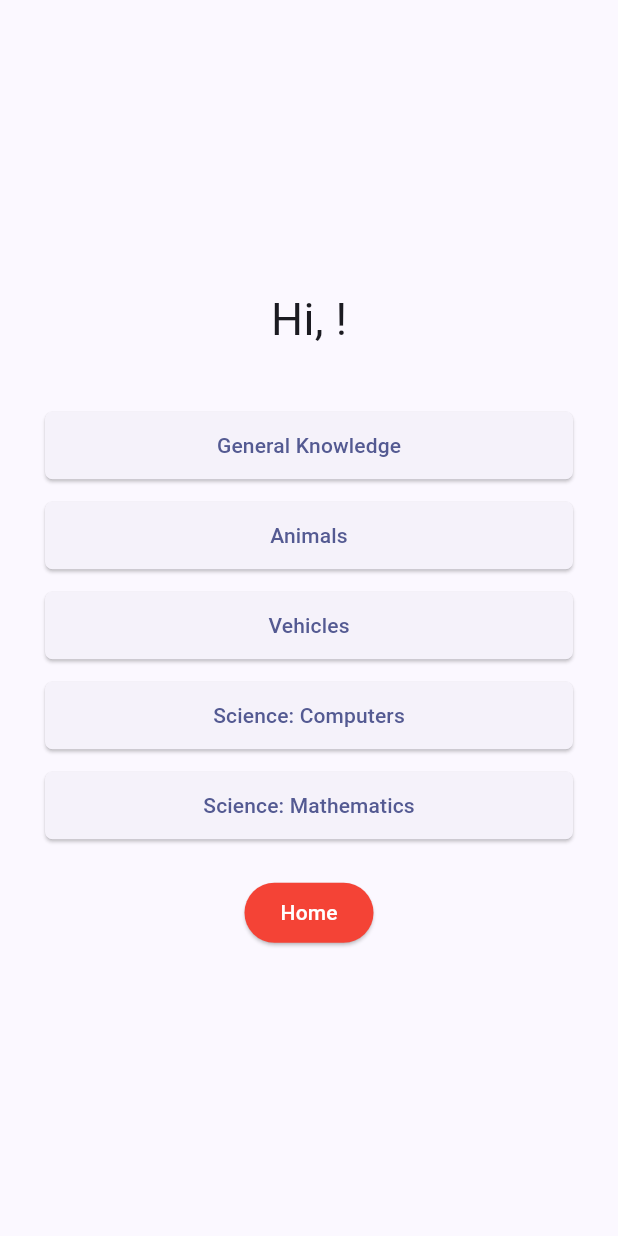
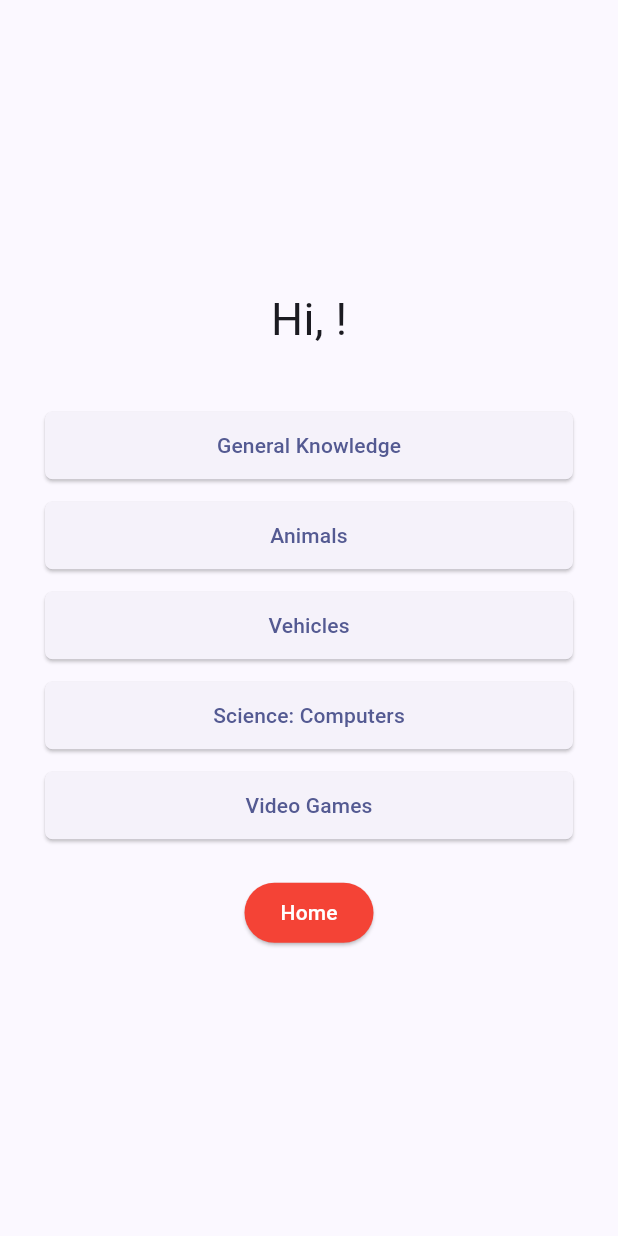
Before and after one commit to johnjoemer/Trivia_App, a Flutter app: the HomePage screen opened directly, on a phone screen of 412 x 824 dp. Run offline on Flutter 3.47's test engine with Material 2 defaults, Android fonts, the phone set to English and light mode, and no system bars.

```diff
--- a/trivia_quiz_app/lib/screens/home_page.dart
+++ b/trivia_quiz_app/lib/screens/home_page.dart
@@ -147,7 +147,7 @@ class _HomePageState extends State<HomePage> {
               padding: const EdgeInsets.only(top: 15.0),
               child: ElevatedButton(
                 onPressed: () {
-                  categoryNum(19);
+                  categoryNum(15);
                   Navigator.push(
                     context,
                     MaterialPageRoute(builder: (context) => const QuizPage()),
@@ -156,7 +156,7 @@ class _HomePageState extends State<HomePage> {
                 style: ElevatedButton.styleFrom(
                   shape: RoundedRectangleBorder(borderRadius: BorderRadius.circular(5.0)),
                 ),
-                child: const Text( 'Science: Mathematics' ),
+                child: const Text( 'Video Games' ),
               )
             ),
 
```
